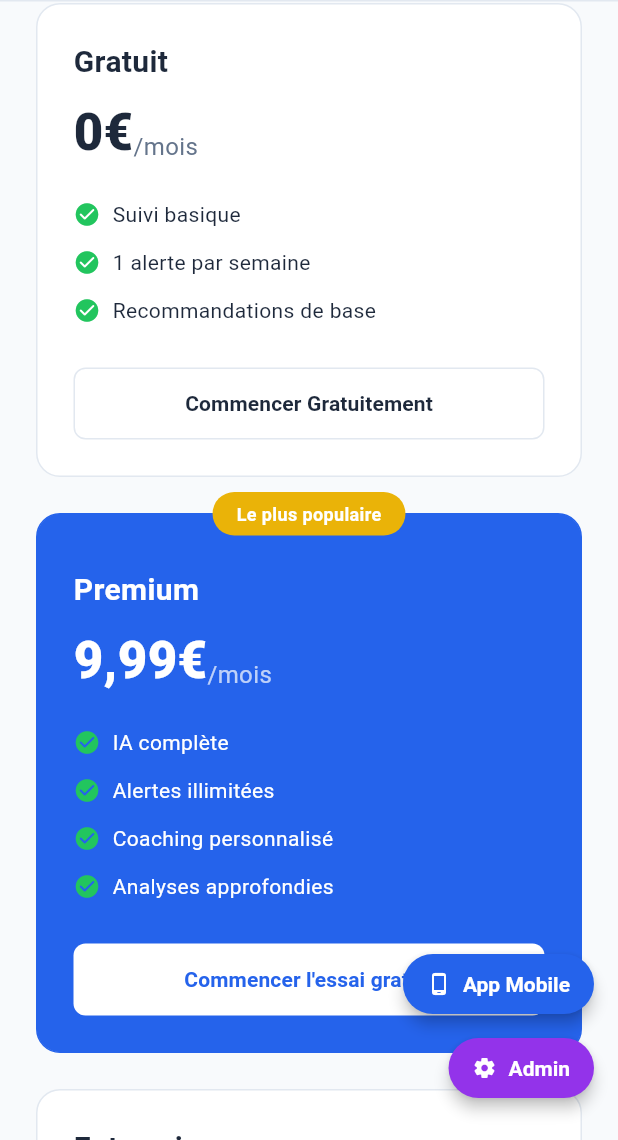
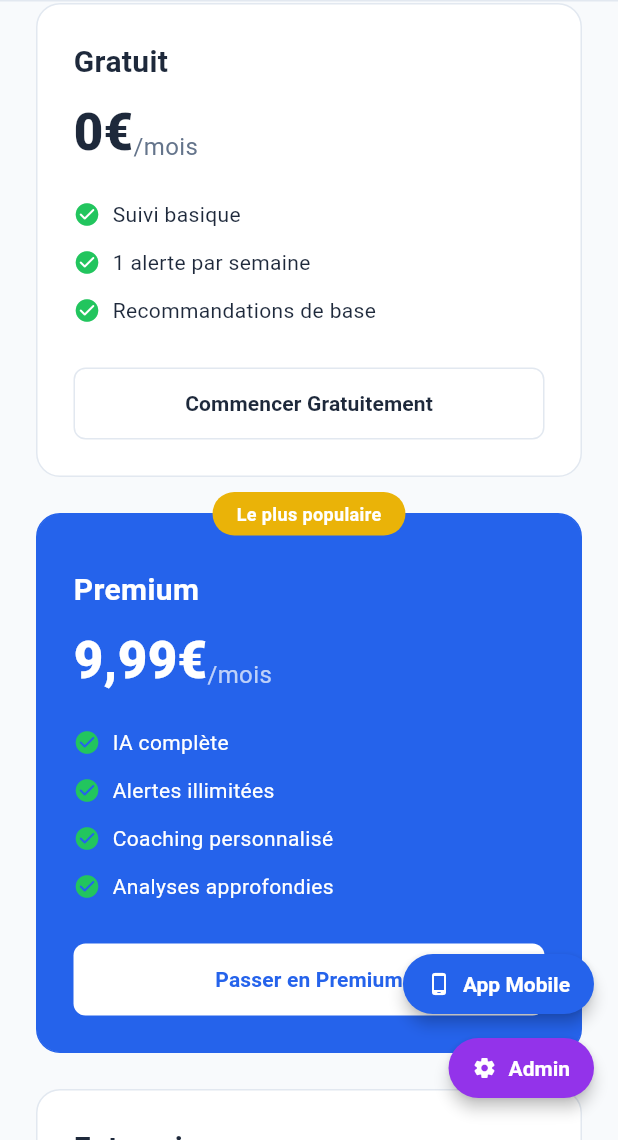
Before and after one commit to aassaga21/LIFE.AI, a Flutter app: the PricingScreen screen opened by its route, scrolled down 576 dp, on a phone screen of 412 x 824 dp, the part 96-1236 px from its top. Run offline on Flutter 3.47's test engine with Material 3 defaults, Android fonts, the phone set to English and light mode, and no system bars; our stand-ins replace cloud_firestore, firebase_auth, firebase_core, fl_chart, flutter_local_notifications, share_plus and 1 more; accounts and stored records are empty.

Commit message:
dernier commit

```diff
--- a/lib/widgets/sections/pricing_section.dart
+++ b/lib/widgets/sections/pricing_section.dart
@@ -1,14 +1,31 @@
 import 'package:flutter/material.dart';
 import 'package:firebase_auth/firebase_auth.dart';
+import 'package:cloud_firestore/cloud_firestore.dart';
 import '../../theme/app_colors.dart';
-import '../../services/stripe_service.dart';
+import '../../services/payment_service.dart';
 
 class PricingSection extends StatelessWidget {
   const PricingSection({super.key});
 
+  Stream<DocumentSnapshot<Map<String, dynamic>>>? _subscriptionStream() {
+    final uid = FirebaseAuth.instance.currentUser?.uid;
+    if (uid == null) return null;
+    return FirebaseFirestore.instance.collection('users').doc(uid).snapshots();
+  }
+
   @override
   Widget build(BuildContext context) {
     final isWide = MediaQuery.of(context).size.width > 900;
+
+    return StreamBuilder<DocumentSnapshot<Map<String, dynamic>>>(
+      stream: _subscriptionStream(),
+      builder: (context, snapshot) {
+        final isPremium =
+            snapshot.data?.data()?['subscription'] == 'PREMIUM';
+
+        final premiumAction = isPremium
+            ? const _PremiumActiveBadge()
+            : const _PayButton();
 
         return Container(
           color: AppColors.background,
@@ -43,13 +60,13 @@ class PricingSection extends StatelessWidget {
                             plan: 'Gratuit',
                             price: '0€',
                             period: '/mois',
-                        features: [
+                            features: const [
                               'Suivi basique',
                               '1 alerte par semaine',
                               'Recommandations de base',
                             ],
+                            isHighlighted: false,
                             buttonText: 'Commencer Gratuitement',
-                        isHighlighted: false,
                             onPressed: () {},
                           ),
                         ),
@@ -59,27 +76,15 @@ class PricingSection extends StatelessWidget {
                             plan: 'Premium',
                             price: '9,99€',
                             period: '/mois',
-                        features: [
+                            features: const [
                               'IA complète',
                               'Alertes illimitées',
                               'Coaching personnalisé',
                               'Analyses approfondies',
                             ],
-                        buttonText: 'Commencer l\'essai gratuit',
                             isHighlighted: true,
                             badge: 'Le plus populaire',
-                        onPressed: () async {
-                          final user = FirebaseAuth.instance.currentUser;
-                          if (user != null) {
-                            await StripeService.startCheckout(user.email!);
-                          } else {
-                            ScaffoldMessenger.of(context).showSnackBar(
-                              const SnackBar(
-                                content: Text('Connectez-vous pour souscrire au plan Premium'),
-                              ),
-                            );
-                          }
-                        },
+                            customAction: premiumAction,
                           ),
                         ),
                         const SizedBox(width: 24),
@@ -88,13 +93,13 @@ class PricingSection extends StatelessWidget {
                             plan: 'Entreprise',
                             price: 'Sur mesure',
                             period: '',
-                        features: [
+                            features: const [
                               'Prévention burnout',
                               'Tableaux de bord RH',
                               'ROI sur absentéisme',
                             ],
+                            isHighlighted: false,
                             buttonText: 'Nous contacter',
-                        isHighlighted: false,
                             onPressed: () {},
                           ),
                         ),
@@ -106,13 +111,13 @@ class PricingSection extends StatelessWidget {
                           plan: 'Gratuit',
                           price: '0€',
                           period: '/mois',
-                      features: [
+                          features: const [
                             'Suivi basique',
                             '1 alerte par semaine',
                             'Recommandations de base',
                           ],
+                          isHighlighted: false,
                           buttonText: 'Commencer Gratuitement',
-                      isHighlighted: false,
                           onPressed: () {},
                         ),
                         const SizedBox(height: 24),
@@ -120,40 +125,28 @@ class PricingSection extends StatelessWidget {
                           plan: 'Premium',
                           price: '9,99€',
                           period: '/mois',
-                      features: [
+                          features: const [
                             'IA complète',
                             'Alertes illimitées',
                             'Coaching personnalisé',
                             'Analyses approfondies',
                           ],
-                      buttonText: 'Commencer l\'essai gratuit',
                           isHighlighted: true,
                           badge: 'Le plus populaire',
-                      onPressed: () async {
-                        final user = FirebaseAuth.instance.currentUser;
-                        if (user != null) {
-                          await StripeService.startCheckout(user.email!);
-                        } else {
-                          ScaffoldMessenger.of(context).showSnackBar(
-                            const SnackBar(
-                              content: Text('Connectez-vous pour souscrire au plan Premium'),
-                            ),
-                          );
-                        }
-                      },
+                          customAction: premiumAction,
                         ),
                         const SizedBox(height: 24),
                         _PricingCard(
                           plan: 'Entreprise',
                           price: 'Sur mesure',
                           period: '',
-                      features: [
+                          features: const [
                             'Prévention burnout',
                             'Tableaux de bord RH',
                             'ROI sur absentéisme',
                           ],
+                          isHighlighted: false,
                           buttonText: 'Nous contacter',
-                      isHighlighted: false,
                           onPressed: () {},
                         ),
                       ],
@@ -161,28 +154,115 @@ class PricingSection extends StatelessWidget {
             ],
           ),
         );
+      },
+    );
   }
 }
+
+// ─── Premium action widgets ───────────────────────────────────────────────────
+
+class _PremiumActiveBadge extends StatelessWidget {
+  const _PremiumActiveBadge();
+
+  @override
+  Widget build(BuildContext context) {
+    return Container(
+      width: double.infinity,
+      padding: const EdgeInsets.symmetric(vertical: 14),
+      decoration: BoxDecoration(
+        color: AppColors.greenLight,
+        borderRadius: BorderRadius.circular(8),
+        border: Border.all(color: AppColors.green),
+      ),
+      child: const Row(
+        mainAxisAlignment: MainAxisAlignment.center,
+        children: [
+          Icon(Icons.check_circle_rounded, color: AppColors.green, size: 18),
+          SizedBox(width: 8),
+          Text(
+            'Plan Premium actif ✅',
+            style: TextStyle(
+              fontSize: 14,
+              fontWeight: FontWeight.w600,
+              color: AppColors.green,
+            ),
+          ),
+        ],
+      ),
+    );
+  }
+}
+
+class _PayButton extends StatelessWidget {
+  const _PayButton();
+
+  @override
+  Widget build(BuildContext context) {
+    return SizedBox(
+      width: double.infinity,
+      child: OutlinedButton(
+        onPressed: () async {
+          final user = FirebaseAuth.instance.currentUser;
+          if (user == null) {
+            ScaffoldMessenger.of(context).showSnackBar(
+              const SnackBar(
+                content:
+                    Text('Connectez-vous pour souscrire au plan Premium'),
+              ),
+            );
+            return;
+          }
+          try {
+            await PaymentService.startCheckout();
+          } catch (e) {
+            if (context.mounted) {
+              ScaffoldMessenger.of(context).showSnackBar(
+                SnackBar(content: Text('Erreur : $e')),
+              );
+            }
+          }
+        },
+        style: OutlinedButton.styleFrom(
+          foregroundColor: AppColors.primary,
+          backgroundColor: Colors.white,
+          side: const BorderSide(color: Colors.transparent),
+          shape: RoundedRectangleBorder(
+            borderRadius: BorderRadius.circular(8),
+          ),
+          padding: const EdgeInsets.symmetric(vertical: 14),
+        ),
+        child: const Text(
+          'Passer en Premium',
+          style: TextStyle(fontSize: 14, fontWeight: FontWeight.w600),
+        ),
+      ),
+    );
+  }
+}
+
+// ─── Pricing card ─────────────────────────────────────────────────────────────
 
 class _PricingCard extends StatelessWidget {
   final String plan;
   final String price;
   final String period;
   final List<String> features;
-  final String buttonText;
   final bool isHighlighted;
   final String? badge;
-  final VoidCallback onPressed;
+  final String? buttonText;
+  final VoidCallback? onPressed;
+  final Widget? customAction;
 
   const _PricingCard({
     required this.plan,
     required this.price,
     required this.period,
     required this.features,
-    required this.buttonText,
     required this.isHighlighted,
-    required this.onPressed,
     this.badge,
+    this.buttonText,
+    this.onPressed,
+    this.customAction,
   });
 
   @override
@@ -207,7 +287,8 @@ class _PricingCard extends StatelessWidget {
                 style: TextStyle(
                   fontSize: 20,
                   fontWeight: FontWeight.w700,
-                  color: isHighlighted ? Colors.white : AppColors.darkText,
+                  color:
+                      isHighlighted ? Colors.white : AppColors.darkText,
                 ),
               ),
               const SizedBox(height: 8),
@@ -219,7 +300,9 @@ class _PricingCard extends StatelessWidget {
                     style: TextStyle(
                       fontSize: 34,
                       fontWeight: FontWeight.w800,
-                      color: isHighlighted ? Colors.white : AppColors.darkText,
+                      color: isHighlighted
+                          ? Colors.white
+                          : AppColors.darkText,
                     ),
                   ),
                   if (period.isNotEmpty)
@@ -260,6 +343,7 @@ class _PricingCard extends StatelessWidget {
                 ),
               ),
               const SizedBox(height: 16),
+              customAction ??
                   SizedBox(
                     width: double.infinity,
                     child: OutlinedButton(
@@ -268,8 +352,9 @@ class _PricingCard extends StatelessWidget {
                         foregroundColor: isHighlighted
                             ? AppColors.primary
                             : AppColors.darkText,
-                    backgroundColor:
-                        isHighlighted ? Colors.white : Colors.transparent,
+                        backgroundColor: isHighlighted
+                            ? Colors.white
+                            : Colors.transparent,
                         side: BorderSide(
                           color: isHighlighted
                               ? Colors.transparent
@@ -278,10 +363,11 @@ class _PricingCard extends StatelessWidget {
                         shape: RoundedRectangleBorder(
                           borderRadius: BorderRadius.circular(8),
                         ),
-                    padding: const EdgeInsets.symmetric(vertical: 14),
+                        padding:
+                            const EdgeInsets.symmetric(vertical: 14),
                       ),
                       child: Text(
-                    buttonText,
+                        buttonText ?? '',
                         style: const TextStyle(
                           fontSize: 14,
                           fontWeight: FontWeight.w600,
@@ -299,8 +385,8 @@ class _PricingCard extends StatelessWidget {
             right: 0,
             child: Center(
               child: Container(
-                padding:
-                    const EdgeInsets.symmetric(horizontal: 16, vertical: 6),
+                padding: const EdgeInsets.symmetric(
+                    horizontal: 16, vertical: 6),
                 decoration: BoxDecoration(
                   color: AppColors.yellow,
                   borderRadius: BorderRadius.circular(20),
--- a/pubspec.yaml
+++ b/pubspec.yaml
@@ -46,6 +46,7 @@ dependencies:
   shared_preferences: ^2.3.2
   cloud_functions: ^6.3.1
   url_launcher: ^6.2.0
+  http: ^1.2.0
 
 dev_dependencies:
   flutter_test:
```
Also changed, not shown: functions/lib/services/stripe_service.dart (added, +40 -0 lines), lib/services/payment_service.dart (added, +37 -0 lines), lib/services/stripe_service.dart (+31 -12 lines), pubspec.lock, 3 other files. Lines whose indentation alone changed are shown as unchanged.
